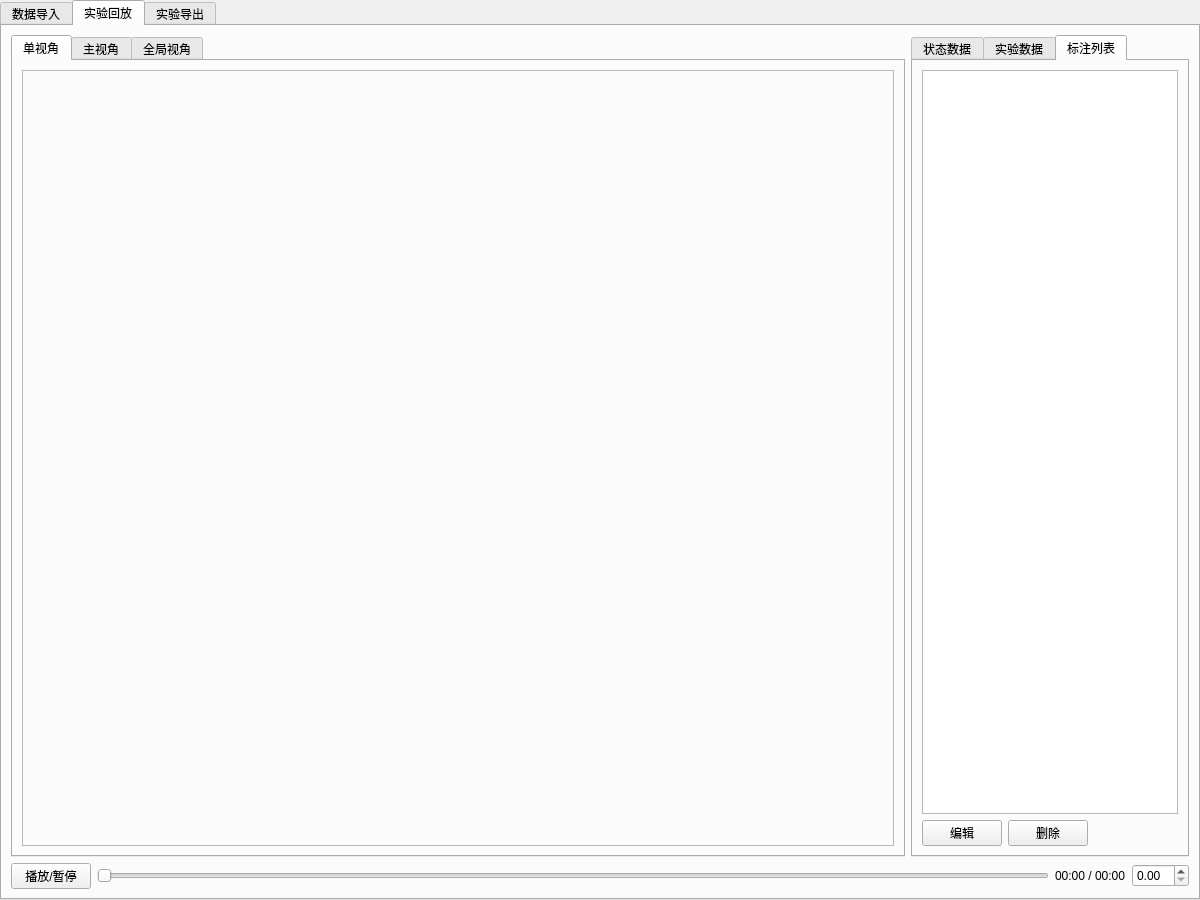
Before: the Qt Designer form mainwindow.ui in concrettojava/completeApp, drawn with Qt 5.
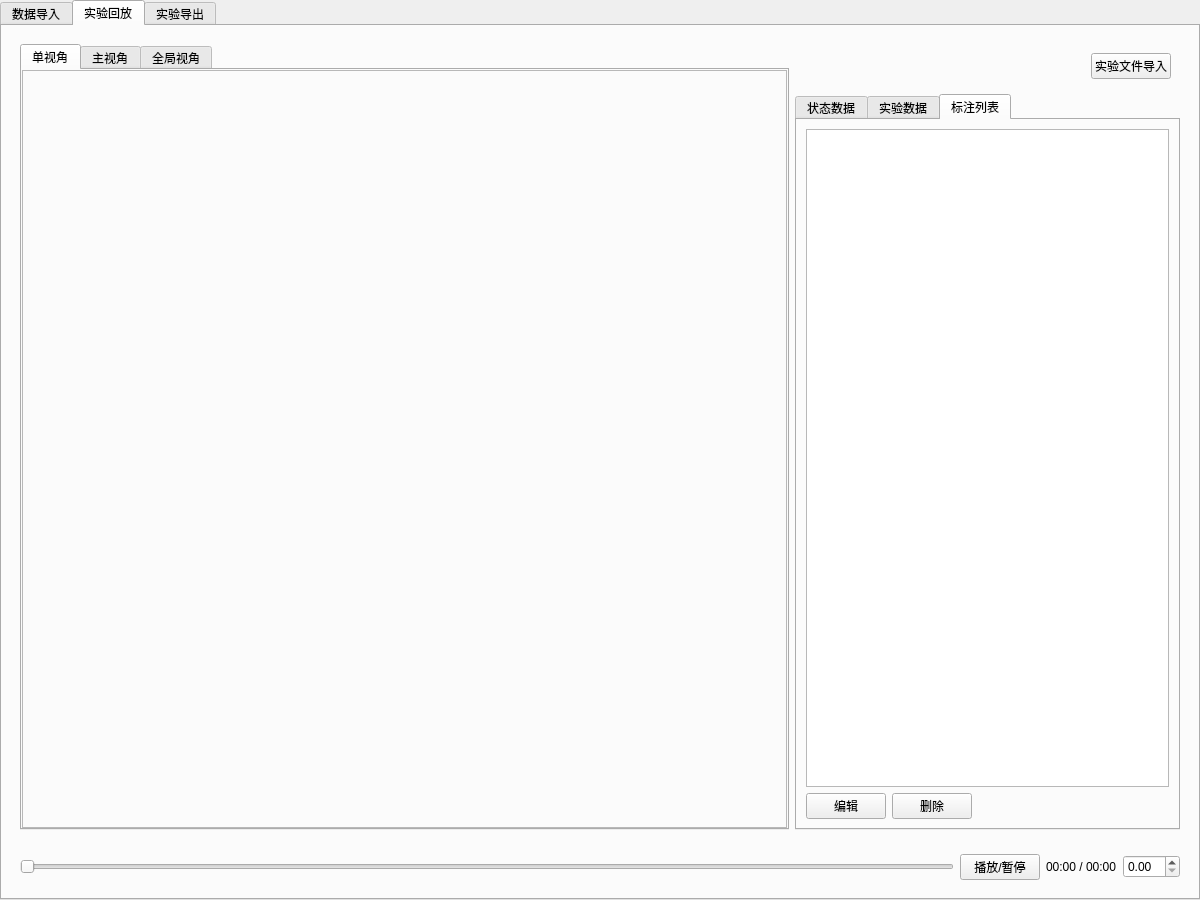
After: the same form once the commit is applied. The open tabs and pages were chosen to show the change.

Diff of the .ui file:
```diff
--- a/mainwindow.ui
+++ b/mainwindow.ui
@@ -281,18 +281,40 @@
        <attribute name="title">
         <string>实验回放</string>
        </attribute>
-       <layout class="QVBoxLayout" name="display_layout">
-        <item>
-         <layout class="QHBoxLayout" name="main_content_layout">
-          <item>
-           <layout class="QVBoxLayout" name="video_layout">
+       <layout class="QVBoxLayout" name="verticalLayout_11">
             <property name="spacing">
-             <number>5</number>
-            </property>
-           </layout>
-          </item>
+         <number>0</number>
+        </property>
+        <property name="leftMargin">
+         <number>0</number>
+        </property>
+        <property name="topMargin">
+         <number>0</number>
+        </property>
+        <property name="rightMargin">
+         <number>0</number>
+        </property>
+        <property name="bottomMargin">
+         <number>0</number>
+        </property>
+        <item>
+         <widget class="QStackedWidget" name="stackedWidget">
+          <property name="currentIndex">
+           <number>0</number>
+          </property>
+          <widget class="QWidget" name="diaplay_page">
+           <layout class="QVBoxLayout" name="verticalLayout_10">
+            <item>
+             <widget class="QWidget" name="display_widget" native="true">
+              <layout class="QHBoxLayout" name="horizontalLayout_7">
           <item>
            <widget class="QTabWidget" name="videoArea">
+                 <property name="sizePolicy">
+                  <sizepolicy hsizetype="Expanding" vsizetype="Expanding">
+                   <horstretch>2</horstretch>
+                   <verstretch>0</verstretch>
+                  </sizepolicy>
+                 </property>
             <property name="currentIndex">
              <number>0</number>
             </property>
@@ -300,9 +322,24 @@
              <attribute name="title">
               <string>单视角</string>
              </attribute>
-             <layout class="QVBoxLayout" name="verticalLayout">
+                  <layout class="QVBoxLayout" name="verticalLayout_6">
+                   <property name="spacing">
+                    <number>0</number>
+                   </property>
+                   <property name="leftMargin">
+                    <number>0</number>
+                   </property>
+                   <property name="topMargin">
+                    <number>0</number>
+                   </property>
+                   <property name="rightMargin">
+                    <number>0</number>
+                   </property>
+                   <property name="bottomMargin">
+                    <number>0</number>
+                   </property>
               <item>
-               <widget class="QFrame" name="frame">
+                    <widget class="QFrame" name="singleview_frame">
                 <property name="frameShape">
                  <enum>QFrame::StyledPanel</enum>
                 </property>
@@ -538,7 +575,52 @@
            </widget>
           </item>
           <item>
-           <layout class="QVBoxLayout" name="data_panel_layout">
+                <widget class="QWidget" name="exp_status_widget" native="true">
+                 <property name="sizePolicy">
+                  <sizepolicy hsizetype="Preferred" vsizetype="Preferred">
+                   <horstretch>1</horstretch>
+                   <verstretch>0</verstretch>
+                  </sizepolicy>
+                 </property>
+                 <layout class="QVBoxLayout" name="verticalLayout_9">
+                  <property name="leftMargin">
+                   <number>0</number>
+                  </property>
+                  <property name="topMargin">
+                   <number>0</number>
+                  </property>
+                  <property name="rightMargin">
+                   <number>0</number>
+                  </property>
+                  <property name="bottomMargin">
+                   <number>0</number>
+                  </property>
+                  <item>
+                   <widget class="QWidget" name="db_import_widget" native="true">
+                    <layout class="QHBoxLayout" name="horizontalLayout_9">
+                     <item>
+                      <spacer name="horizontalSpacer">
+                       <property name="orientation">
+                        <enum>Qt::Horizontal</enum>
+                       </property>
+                       <property name="sizeHint" stdset="0">
+                        <size>
+                         <width>40</width>
+                         <height>20</height>
+                        </size>
+                       </property>
+                      </spacer>
+                     </item>
+                     <item>
+                      <widget class="QPushButton" name="db_selectBtn">
+                       <property name="text">
+                        <string>实验文件导入</string>
+                       </property>
+                      </widget>
+                     </item>
+                    </layout>
+                   </widget>
+                  </item>
             <item>
              <widget class="QTabWidget" name="tab_data_panel">
               <property name="sizePolicy">
@@ -626,20 +708,14 @@
              </widget>
             </item>
            </layout>
-          </item>
-         </layout>
-        </item>
-        <item>
-         <layout class="QVBoxLayout" name="controls_layout">
-          <item>
-           <layout class="QHBoxLayout" name="playback_controls">
-            <item>
-             <widget class="QPushButton" name="btn_play_pause">
-              <property name="text">
-               <string>播放/暂停</string>
-              </property>
+                </widget>
+               </item>
+              </layout>
              </widget>
             </item>
+            <item>
+             <widget class="QWidget" name="control_widget" native="true">
+              <layout class="QHBoxLayout" name="horizontalLayout_6">
             <item>
              <widget class="QSlider" name="slider_position">
               <property name="minimum">
@@ -653,6 +729,13 @@
               </property>
              </widget>
             </item>
+               <item>
+                <widget class="QPushButton" name="btn_play_pause">
+                 <property name="text">
+                  <string>播放/暂停</string>
+                 </property>
+                </widget>
+               </item>
             <item>
              <widget class="QLabel" name="label_time">
               <property name="text">
@@ -664,8 +747,12 @@
              <widget class="QDoubleSpinBox" name="playSpeedControl"/>
             </item>
            </layout>
-          </item>
-         </layout>
+             </widget>
+            </item>
+           </layout>
+          </widget>
+          <widget class="QWidget" name="notReady_page"/>
+         </widget>
         </item>
        </layout>
       </widget>
```
Left out of the diff: 108 changed lines with no effect on the pictures. Lines whose indentation alone changed are shown as unchanged.
